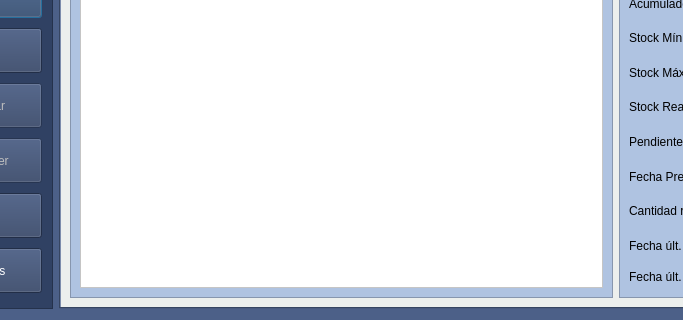
The window that Almacen/frmarticulos.ui (arcnexus/RedFoX) describes before a commit, drawn with Qt 5; both pictures show x 98 to 781 and y 272 to 592 of the 1039 by 592 pixel window.
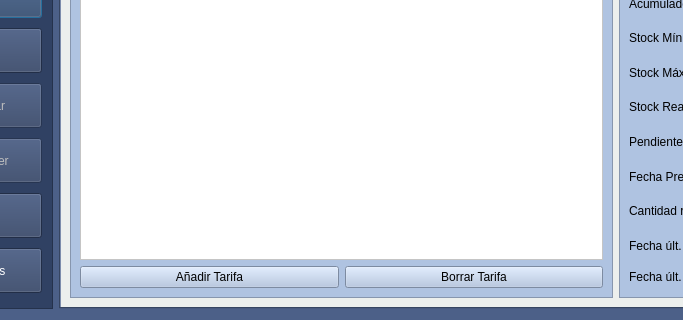
The same window after the commit. The open tabs and pages were chosen to show the change. Icons and pictures are not drawn.

Commit message: Agregar tarifas al artículo

The edit to the form file:
```diff
--- a/Almacen/frmarticulos.ui
+++ b/Almacen/frmarticulos.ui
@@ -1273,6 +1273,40 @@
               </property>
              </widget>
             </item>
+            <item row="1" column="0">
+             <widget class="QPushButton" name="btnAnadirTarifa">
+              <property name="text">
+               <string>Añadir Tarifa</string>
+              </property>
+              <property name="icon">
+               <iconset resource="../terra.qrc">
+                <normaloff>:/Icons/PNG/add.png</normaloff>:/Icons/PNG/add.png</iconset>
+              </property>
+              <property name="iconSize">
+               <size>
+                <width>14</width>
+                <height>14</height>
+               </size>
+              </property>
+             </widget>
+            </item>
+            <item row="1" column="1">
+             <widget class="QPushButton" name="btnBorrarTarifa">
+              <property name="text">
+               <string>Borrar Tarifa</string>
+              </property>
+              <property name="icon">
+               <iconset resource="../terra.qrc">
+                <normaloff>:/Icons/PNG/Delete.png</normaloff>:/Icons/PNG/Delete.png</iconset>
+              </property>
+              <property name="iconSize">
+               <size>
+                <width>14</width>
+                <height>14</height>
+               </size>
+              </property>
+             </widget>
+            </item>
            </layout>
           </widget>
          </item>
```
The commit also changes 10 other files.
